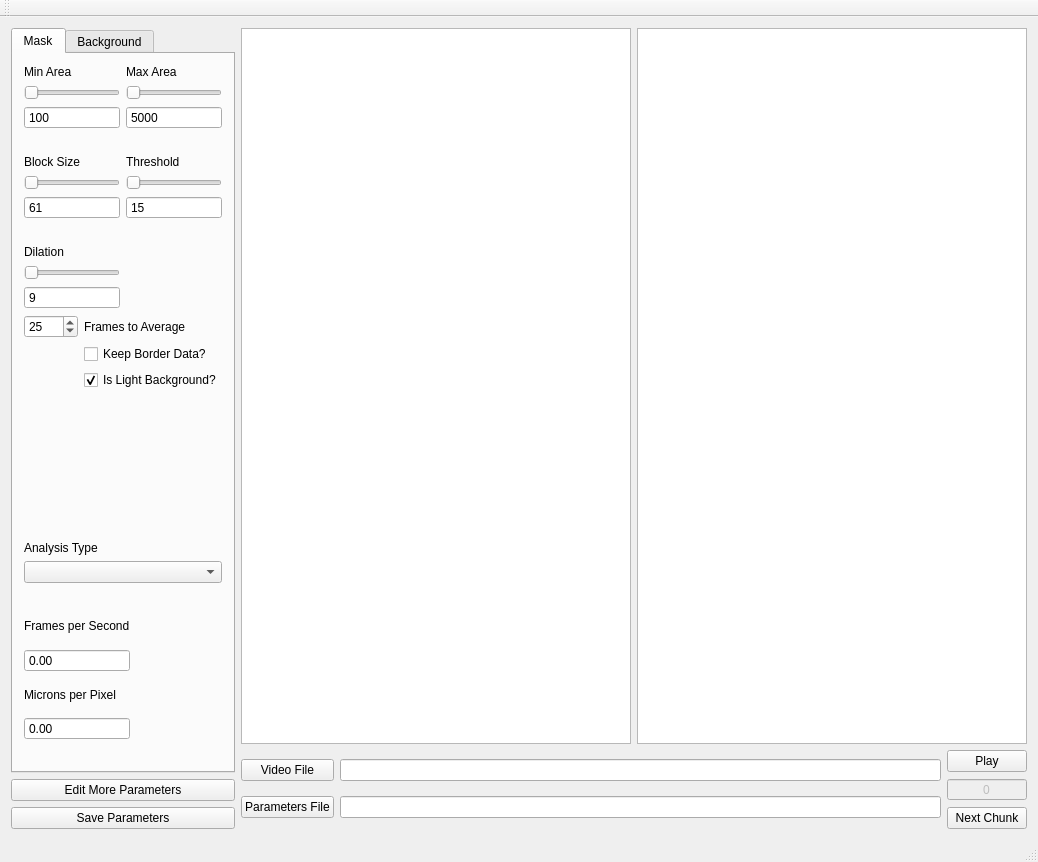
This is tierpsy/gui/QtDesignerFiles/GetMaskParams.ui in ver228/tierpsy-tracker as Qt 5 draws it before an edit. The edited form follows.
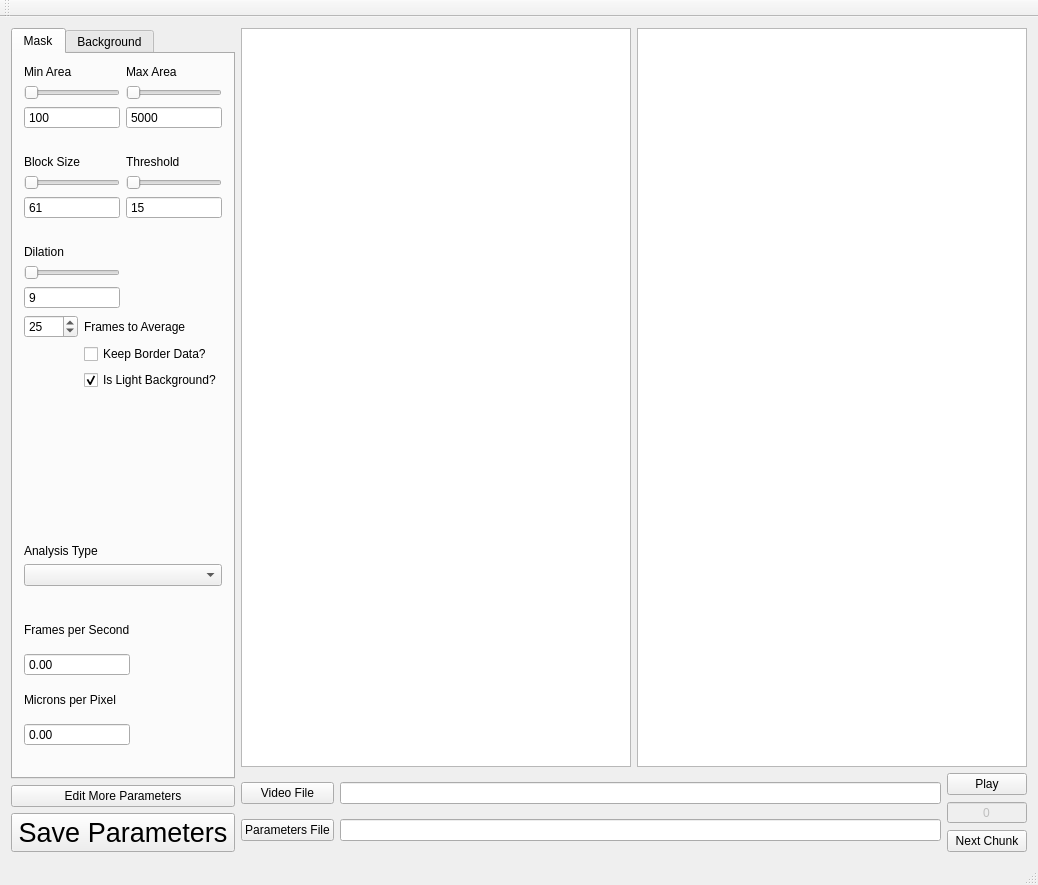
This is the edited form.

```diff
--- a/tierpsy/gui/QtDesignerFiles/GetMaskParams.ui
+++ b/tierpsy/gui/QtDesignerFiles/GetMaskParams.ui
@@ -7,7 +7,7 @@
     <x>0</x>
     <y>0</y>
     <width>1038</width>
-    <height>862</height>
+    <height>885</height>
    </rect>
   </property>
   <property name="windowTitle">
@@ -544,6 +544,11 @@
             <verstretch>0</verstretch>
            </sizepolicy>
           </property>
+          <property name="font">
+           <font>
+            <pointsize>20</pointsize>
+           </font>
+          </property>
           <property name="text">
            <string>Save Parameters</string>
           </property>
```
Left out of the diff: 23 changed lines with no effect on the pictures.
